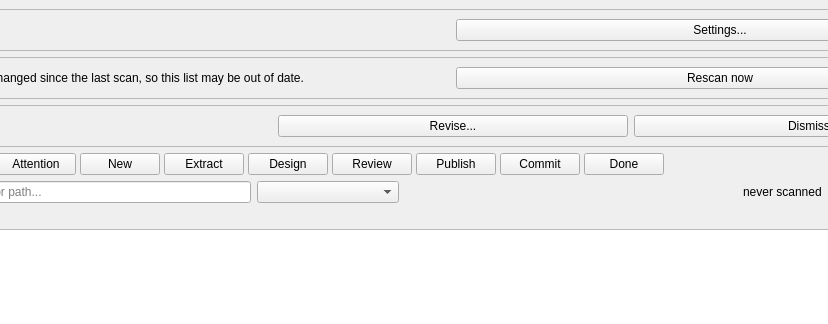
The window that src/main/python/ui/worklist.ui (3ll3d00d/beqdesigner) describes before a commit, drawn with Qt 5; both pictures show x 97 to 925 and y 0 to 324 of the 1100 by 680 pixel window.
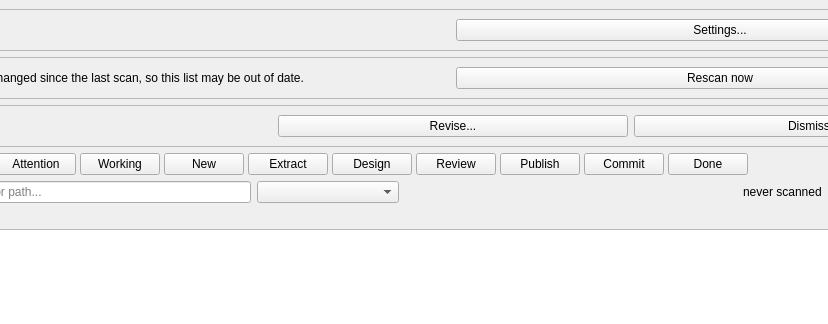
The same window after the commit.

Commit message:
Work list: a Working chip for the titles the run has queued or in hand, and a title moves to Design once extracted (F1)
The strip gets a Working chip after Attention, from the model's run state rather than the index (it is not a need):
the titles the window's run has queued or is extracting or designing, bold while there are any, its count refreshed as
titles enter and leave the run. run_stages() now refreshes the index after a title's extraction, before queueing it for
design, and the window reads the index again then, so the row moves from Extract to Design while it waits for a slot.

Patch:
```diff
--- a/src/main/python/ui/worklist.ui
+++ b/src/main/python/ui/worklist.ui
@@ -47,6 +47,7 @@
       <property name="spacing"><number>4</number></property>
       <item><widget class="QPushButton" name="allChip"><property name="text"><string>All</string></property><property name="checkable"><bool>true</bool></property><property name="checked"><bool>true</bool></property></widget></item>
       <item><widget class="QPushButton" name="attentionChip"><property name="text"><string>Attention</string></property><property name="checkable"><bool>true</bool></property></widget></item>
+      <item><widget class="QPushButton" name="workingChip"><property name="text"><string>Working</string></property><property name="checkable"><bool>true</bool></property></widget></item>
       <item><widget class="QPushButton" name="newChip"><property name="text"><string>New</string></property><property name="checkable"><bool>true</bool></property></widget></item>
       <item><widget class="QPushButton" name="extractChip"><property name="text"><string>Extract</string></property><property name="checkable"><bool>true</bool></property></widget></item>
       <item><widget class="QPushButton" name="designChip"><property name="text"><string>Design</string></property><property name="checkable"><bool>true</bool></property></widget></item>
```
The commit also changes 10 other files.
